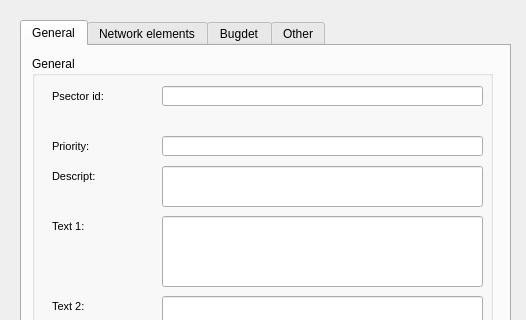
First picture: the form in ui/plan_psector.ui, repository Giswater/giswater_qgis_plugin, before the edit; both pictures show x 0 to 526 and y 0 to 320 of the 526 by 634 pixel window.
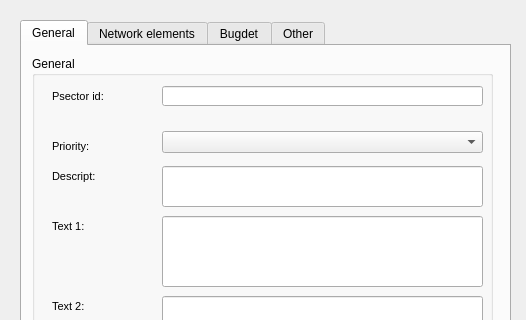
Second picture: the form after the edit.

What changed in the file:
```diff
--- a/ui/plan_psector.ui
+++ b/ui/plan_psector.ui
@@ -118,31 +118,6 @@
        <enum>QLineEdit::Normal</enum>
       </property>
      </widget>
-     <widget class="QLineEdit" name="priority">
-      <property name="enabled">
-       <bool>true</bool>
-      </property>
-      <property name="geometry">
-       <rect>
-        <x>130</x>
-        <y>80</y>
-        <width>321</width>
-        <height>20</height>
-       </rect>
-      </property>
-      <property name="font">
-       <font>
-        <family>Arial</family>
-        <italic>true</italic>
-       </font>
-      </property>
-      <property name="text">
-       <string/>
-      </property>
-      <property name="maxLength">
-       <number>16</number>
-      </property>
-     </widget>
      <widget class="QLabel" name="observ_label">
       <property name="geometry">
        <rect>
@@ -332,6 +307,16 @@
        <string>Descript:</string>
       </property>
      </widget>
+     <widget class="QComboBox" name="priority">
+      <property name="geometry">
+       <rect>
+        <x>130</x>
+        <y>75</y>
+        <width>321</width>
+        <height>22</height>
+       </rect>
+      </property>
+     </widget>
     </widget>
    </widget>
    <widget class="QWidget" name="Elements">
```
